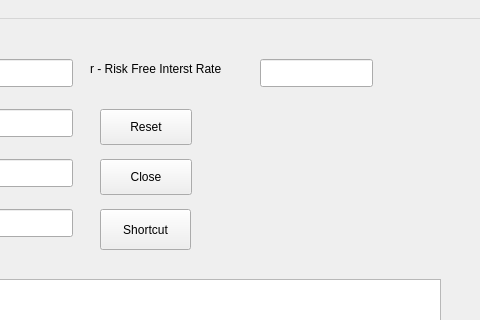
This is src/form1/form1.ui in caiorss/qtwidgets-sample-uis as Qt 5 draws it before an edit; both pictures show x 210 to 690 and y 0 to 320 of the 800 by 600 pixel window. The edited form follows.
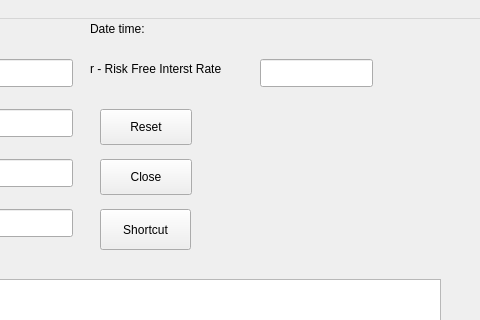
This is the edited form.

Commit message: Crate DateTime display label in the user interface file from1.ui.

```diff
--- a/src/form1/form1.ui
+++ b/src/form1/form1.ui
@@ -202,6 +202,19 @@
      <string>Shortcut</string>
     </property>
    </widget>
+   <widget class="QLabel" name="DateTimeDisplay">
+    <property name="geometry">
+     <rect>
+      <x>300</x>
+      <y>0</y>
+      <width>301</width>
+      <height>20</height>
+     </rect>
+    </property>
+    <property name="text">
+     <string>Date time: </string>
+    </property>
+   </widget>
   </widget>
   <widget class="QMenuBar" name="menubar">
    <property name="geometry">
```
